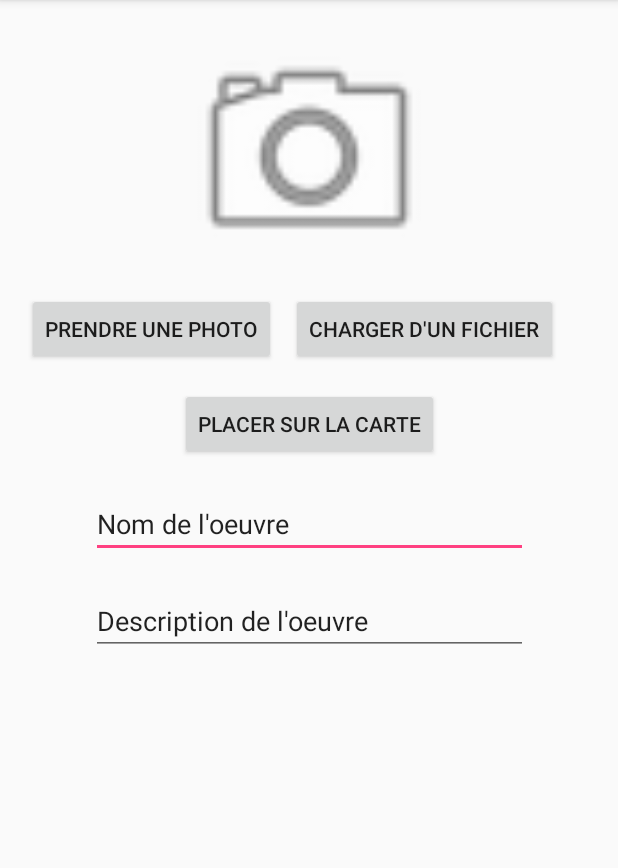
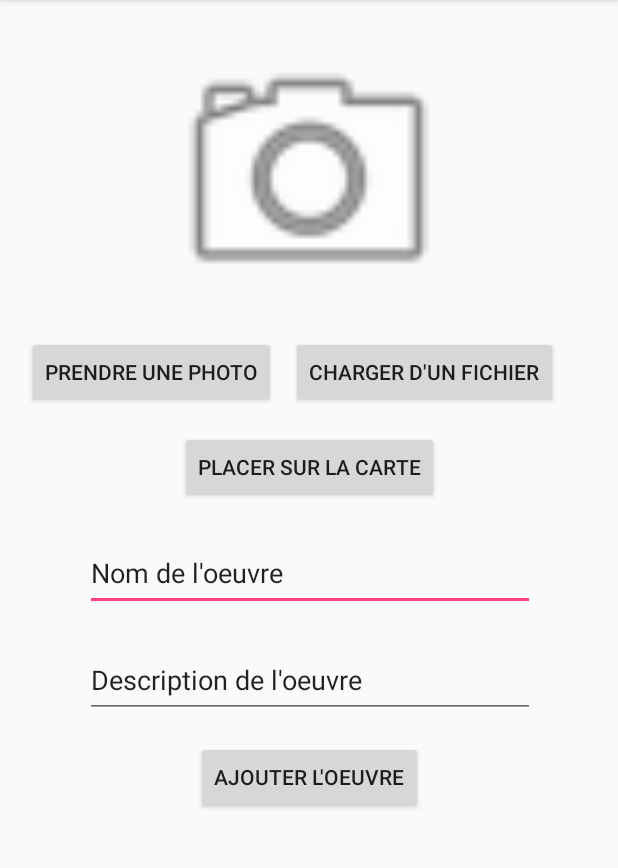
Before and after one commit to Alakabon/Lab3, an Android app: the AddArtworkActivity screen opened directly, with no data from a screen before it, on a phone screen of 412 x 824 dp, the part 84-952 px from its top. Run offline under Robolectric (Android 15) with nearby library versions, the light colour scheme and no system bars.

Commit message:
added missing button for add, woops

```diff
--- a/app/src/main/res/layout/activity_add_artwork.xml
+++ b/app/src/main/res/layout/activity_add_artwork.xml
@@ -9,8 +9,8 @@
 
     <ImageView
         android:id="@+id/imageView"
-        android:layout_width="192dp"
-        android:layout_height="171dp"
+        android:layout_width="200dp"
+        android:layout_height="200dp"
         app:srcCompat="@android:drawable/ic_menu_camera"
         app:layout_constraintTop_toTopOf="parent"
         android:layout_marginTop="16dp"
@@ -57,8 +57,8 @@
 
     <EditText
         android:id="@+id/add_artwork_name"
-        android:layout_width="291dp"
-        android:layout_height="43dp"
+        android:layout_width="300dp"
+        android:layout_height="50dp"
         android:ems="10"
         android:inputType="textPersonName"
         android:text="@string/add_artwork_name"
@@ -70,8 +70,8 @@
 
     <EditText
         android:id="@+id/add_artwork_description"
-        android:layout_width="291dp"
-        android:layout_height="43dp"
+        android:layout_width="300dp"
+        android:layout_height="50dp"
         android:ems="10"
         android:inputType="textPersonName"
         android:text="@string/add_artwork_description"
@@ -81,4 +81,15 @@
         app:layout_constraintHorizontal_bias="0.505"
         android:layout_marginTop="21dp"/>
 
+    <Button
+        android:id="@+id/add_artwork_btn_add_artwork"
+        android:layout_width="wrap_content"
+        android:layout_height="wrap_content"
+        android:text="@string/add_artwork_btn_add_artwork"
+        app:layout_constraintLeft_toLeftOf="parent"
+        app:layout_constraintRight_toRightOf="parent"
+        android:layout_marginTop="15dp"
+        app:layout_constraintTop_toBottomOf="@+id/add_artwork_description"
+        />
+
 </android.support.constraint.ConstraintLayout>
--- a/app/src/main/res/values/strings.xml
+++ b/app/src/main/res/values/strings.xml
@@ -16,4 +16,5 @@
     <string name="add_artwork_btn_map">Placer sur la carte</string>
     <string name="add_artwork_name">Nom de l\'oeuvre</string>
     <string name="add_artwork_description">Description de l\'oeuvre</string>
+    <string name="add_artwork_btn_add_artwork">Ajouter l\'oeuvre</string>
 </resources>
```
